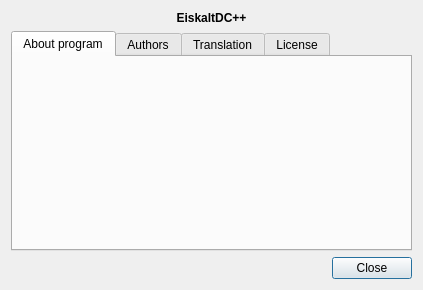
This is eiskaltdcpp-qt/ui/UIAbout.ui in eiskaltdcpp/eiskaltdcpp as Qt 5 draws it before an edit. The edited form follows.
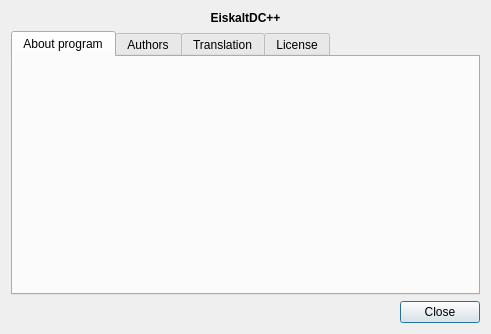
This is the edited form.

Diff of the .ui file:
```diff
--- a/eiskaltdcpp-qt/ui/UIAbout.ui
+++ b/eiskaltdcpp-qt/ui/UIAbout.ui
@@ -6,8 +6,8 @@
    <rect>
     <x>0</x>
     <y>0</y>
-    <width>423</width>
-    <height>290</height>
+    <width>491</width>
+    <height>334</height>
    </rect>
   </property>
   <property name="windowTitle">
```
